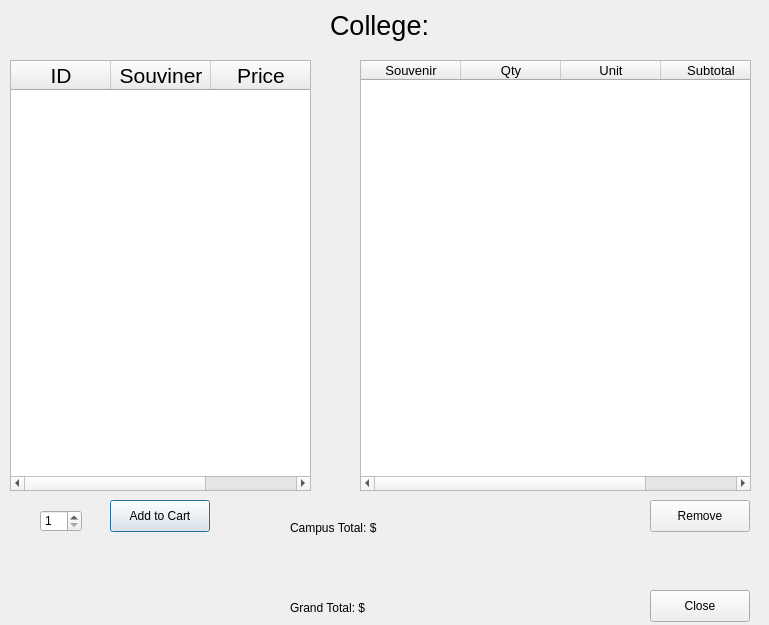
Akil0814/College_Tour, file cart_page.ui: the form before one commit.
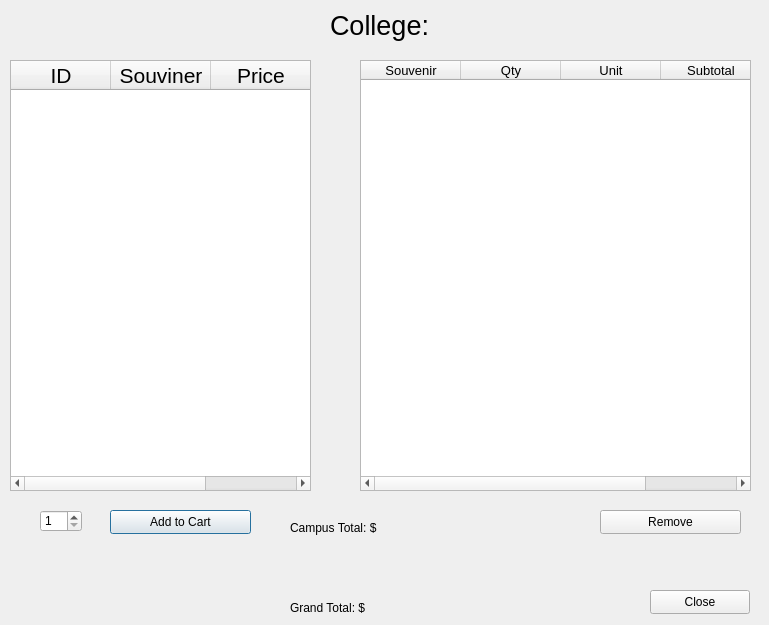
The form after the commit.

Commit message: cart page actual screen

Diff of the .ui file:
```diff
--- a/cart_page.ui
+++ b/cart_page.ui
@@ -78,14 +78,43 @@
    <property name="geometry">
     <rect>
      <x>110</x>
-     <y>500</y>
-     <width>100</width>
-     <height>32</height>
+     <y>510</y>
+     <width>141</width>
+     <height>24</height>
     </rect>
    </property>
+   <property name="sizePolicy">
+    <sizepolicy hsizetype="Preferred" vsizetype="Expanding">
+     <horstretch>0</horstretch>
+     <verstretch>0</verstretch>
+    </sizepolicy>
+   </property>
+   <property name="minimumSize">
+    <size>
+     <width>0</width>
+     <height>24</height>
+    </size>
+   </property>
+   <property name="maximumSize">
+    <size>
+     <width>16777215</width>
+     <height>24</height>
+    </size>
+   </property>
+   <property name="styleSheet">
+    <string notr="true">QPushButton {
+    padding: 0px 8px;     /* NO vertical padding */
+    margin: 0px;
+    min-height: 22px;     /* control height */
+    max-height: 22px;
+}</string>
+   </property>
    <property name="text">
     <string>Add to Cart</string>
    </property>
+   <property name="autoDefault">
+    <bool>true</bool>
+   </property>
   </widget>
   <widget class="QTableWidget" name="tableCart">
    <property name="geometry">
@@ -128,12 +157,20 @@
   <widget class="QPushButton" name="btnRemove">
    <property name="geometry">
     <rect>
-     <x>650</x>
-     <y>500</y>
-     <width>100</width>
-     <height>32</height>
+     <x>600</x>
+     <y>510</y>
+     <width>141</width>
+     <height>24</height>
     </rect>
    </property>
+   <property name="styleSheet">
+    <string notr="true">QPushButton {
+    padding: 0px 8px;     /* NO vertical padding */
+    margin: 0px;
+    min-height: 22px;     /* control height */
+    max-height: 22px;
+}</string>
+   </property>
    <property name="text">
     <string>Remove</string>
    </property>
@@ -170,9 +207,17 @@
      <x>650</x>
      <y>590</y>
      <width>100</width>
-     <height>32</height>
+     <height>24</height>
     </rect>
    </property>
+   <property name="styleSheet">
+    <string notr="true">QPushButton {
+    padding: 0px 8px;     /* NO vertical padding */
+    margin: 0px;
+    min-height: 22px;     /* control height */
+    max-height: 22px;
+}</string>
+   </property>
    <property name="text">
     <string>Close</string>
    </property>
```
The commit also changes 24 other files.
